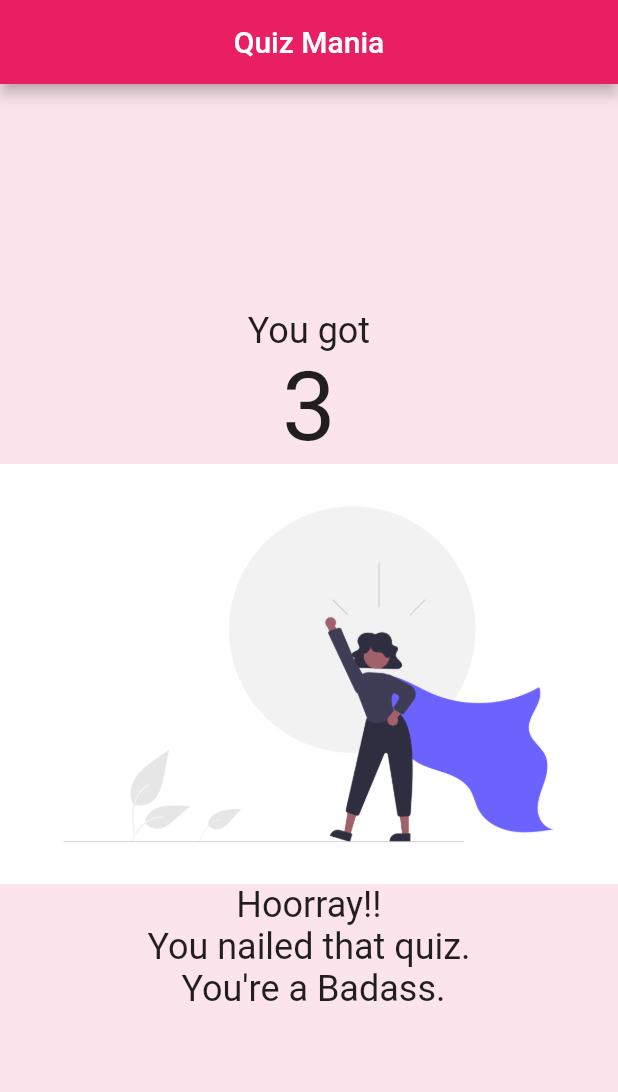
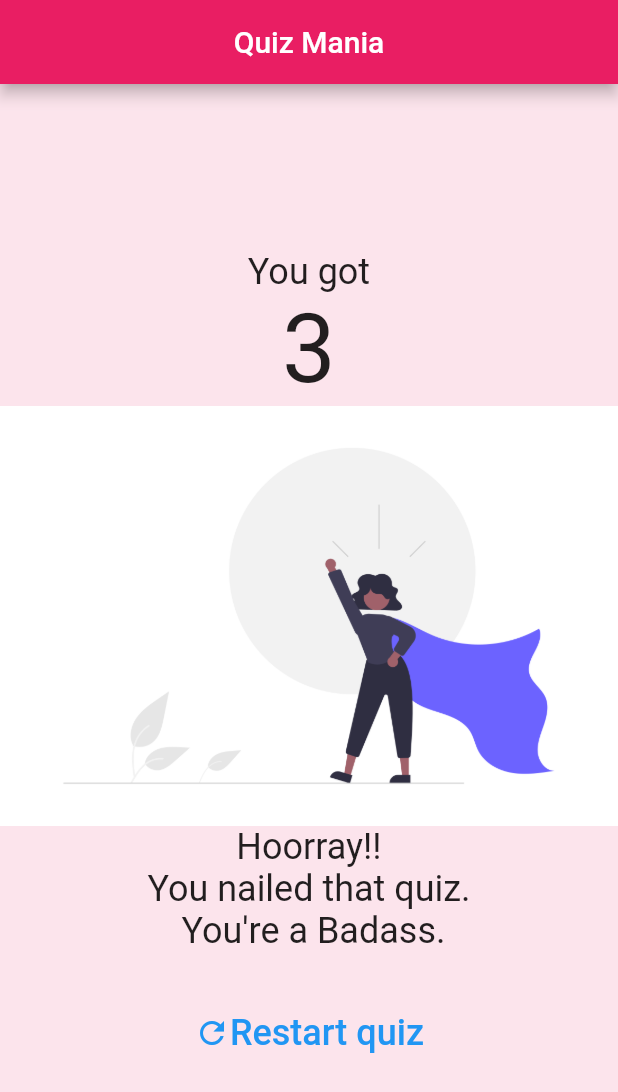
Before and after one commit to prateek-aher/Academind-FlutterCourse, a Flutter app: the screen it shows after launch, after a tap on "Red", after a tap on "Dog", after a tap on "Irish", on a phone screen of 412 x 824 dp. Shown: the top 1092 px of the screen. Run offline on Flutter 3.47's test engine with Material 2 defaults, Android fonts, the phone set to English and light mode, and no system bars.

Commit message:
Quiz App : Restart Button added at the end

```diff
--- a/quiz_app/lib/home_page.dart
+++ b/quiz_app/lib/home_page.dart
@@ -50,6 +50,12 @@ class _HomePageState extends State<HomePage> {
     }
   }
 
+  void _restart() {
+    setState(() {
+      index = totalScore = 0;
+    });
+  }
+
   @override
   Widget build(BuildContext context) {
     return Scaffold(
@@ -61,7 +67,7 @@ class _HomePageState extends State<HomePage> {
       ),
       body: (index < questionsList.length)
           ? new Quiz(questionsList, index, answerQuestion)
-          : Result(totalScore),
+          : Result(totalScore, _restart),
     );
   }
 }
--- a/quiz_app/lib/result.dart
+++ b/quiz_app/lib/result.dart
@@ -1,10 +1,12 @@
 import 'package:flutter/material.dart';
+import 'package:flutter/rendering.dart';
 
 class Result extends StatelessWidget {
   final int testScore;
   static const k = 24.0;
+  final Function _restart;
 
-  Result(this.testScore);
+  Result(this.testScore, this._restart);
   @override
   Widget build(BuildContext context) {
     return Center(
@@ -27,6 +29,32 @@ class Result extends StatelessWidget {
             style: TextStyle(fontSize: k),
             textAlign: TextAlign.center,
           ),
+          SizedBox(
+            height: 30.0,
+          ),
+          Center(
+            child: FlatButton(
+              // color: Colors.transparent,
+              onPressed: _restart,
+              child: Row(
+                mainAxisAlignment: MainAxisAlignment.center,
+                children: [
+                  Icon(
+                    Icons.refresh,
+                    color: Colors.blue,
+                  ),
+                  Text(
+                    'Restart quiz',
+                    textAlign: TextAlign.center,
+                    style: TextStyle(
+                      fontSize: k,
+                      color: Colors.blue,
+                    ),
+                  ),
+                ],
+              ),
+            ),
+          ),
         ],
       ),
     );
```
